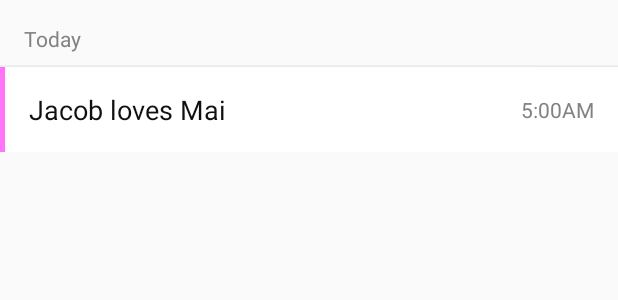
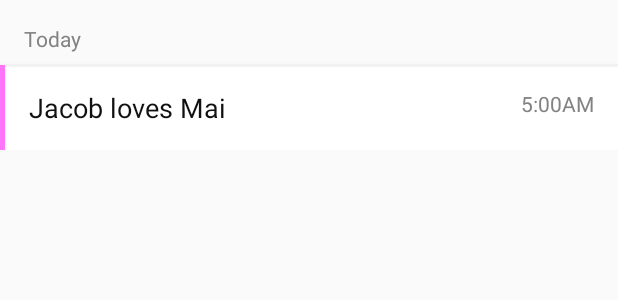
Before and after one commit to Queatz/Tiiight, an Android app: the layout item_reminder.xml on its own in the app's theme, with its tools: preview values and no code run, on a phone screen of 412 x 824 dp. Shown: the top 300 px of the screen. Run offline under Robolectric (Android 15) with nearby library versions, the phone set to English and light mode, and no system bars.

Commit message:
Use current filter when creating new reminder

```diff
--- a/app/src/main/java/com/queatz/tiiight/views/MainActivity.kt
+++ b/app/src/main/java/com/queatz/tiiight/views/MainActivity.kt
@@ -211,7 +211,7 @@ class MainActivity : AppCompatActivity() {
     }
 
     private fun newReminder() {
-        val reminder = ReminderModel("", false, Date())
+        val reminder = ReminderModel(currentFilter.let { if (it.isNotBlank()) "$it " else it }, false, Date())
         app<DataManager>().box(ReminderModel::class).put(reminder)
         edit(reminder)
     }
--- a/app/src/main/res/layout/item_reminder.xml
+++ b/app/src/main/res/layout/item_reminder.xml
@@ -23,22 +23,22 @@
             tools:text="Today"
             tools:visibility="visible" />
 
-    <View
-            android:id="@+id/divider"
-            android:layout_width="match_parent"
-            android:layout_height="1dp"
-            android:background="@color/background"
-            app:layout_constraintTop_toBottomOf="@+id/sectionHeader" />
-
     <androidx.constraintlayout.widget.ConstraintLayout
             android:id="@+id/reminder"
             android:layout_width="0dp"
             android:layout_height="wrap_content"
             app:layout_constraintEnd_toEndOf="parent"
             app:layout_constraintStart_toStartOf="parent"
-            app:layout_constraintTop_toBottomOf="@+id/divider"
+            app:layout_constraintTop_toBottomOf="@+id/sectionHeader"
             android:background="@color/white"
             android:elevation="@dimen/elevation">
+
+        <View
+                android:id="@+id/divider"
+                android:layout_width="match_parent"
+                android:layout_height="1dp"
+                android:background="@color/background"
+                app:layout_constraintTop_toTopOf="parent" />
 
         <View
                 android:id="@+id/isTodayIndicator"
@@ -68,16 +68,15 @@
                 android:id="@+id/time"
                 android:layout_width="wrap_content"
                 android:layout_height="wrap_content"
+                app:layout_constraintEnd_toEndOf="parent"
+                app:layout_constraintTop_toTopOf="@+id/text"
                 android:elevation="@dimen/elevation"
                 android:padding="@dimen/padDouble"
                 tools:text="5:00AM"
                 tools:visibility="visible"
                 android:visibility="gone"
                 android:textColor="@color/textHeader"
-                android:textSize="@dimen/textSizeSmall"
-                app:layout_constraintBottom_toBottomOf="@+id/text"
-                app:layout_constraintEnd_toEndOf="parent"
-                app:layout_constraintTop_toTopOf="@+id/text" />
+                android:textSize="@dimen/textSizeSmall" />
 
 
     </androidx.constraintlayout.widget.ConstraintLayout>
```
